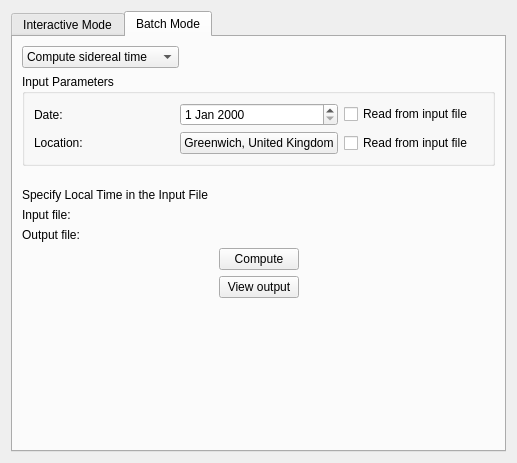
KDE/kstars, file kstars/tools/modcalcsidtime.ui: the form before one commit.
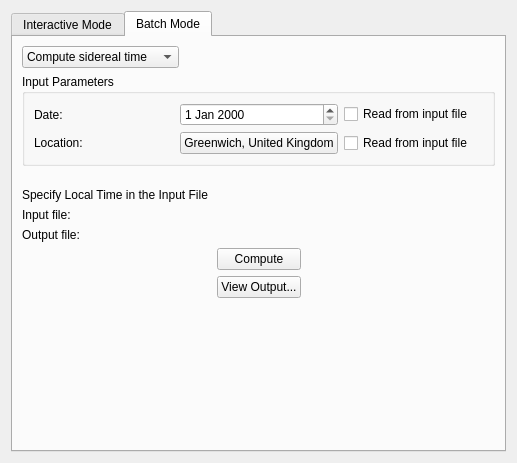
The form after the commit. The open tabs and pages were chosen to show the change. Custom widgets are drawn as their Qt base class.

Patch:
```diff
--- a/kstars/tools/modcalcsidtime.ui
+++ b/kstars/tools/modcalcsidtime.ui
@@ -323,7 +323,7 @@
            <item>
             <widget class="QPushButton" name="ViewButtonBatch">
              <property name="text">
-              <string>View output</string>
+              <string>View Output...</string>
              </property>
             </widget>
            </item>
```
